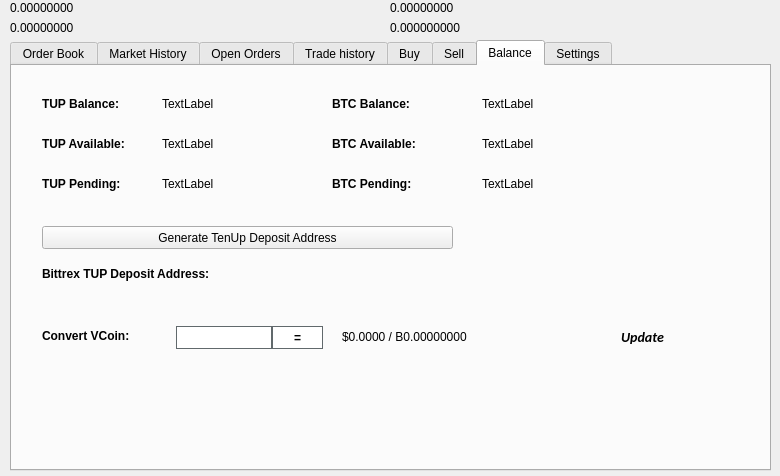
Qt form src/qt/forms/tradingdialog.ui (wealth-coin/TenUp) before a commit.
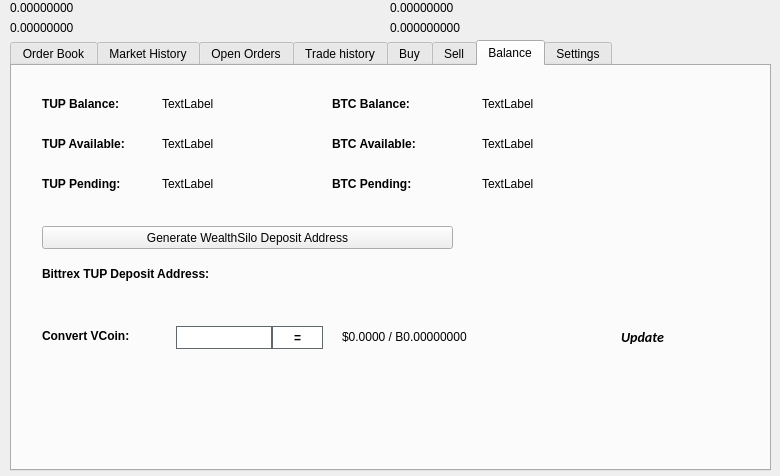
The same form after that commit. The open tabs and pages were chosen to show the change. Icons and pictures are not drawn.

The edit to the form file:
```diff
--- a/src/qt/forms/tradingdialog.ui
+++ b/src/qt/forms/tradingdialog.ui
@@ -2941,7 +2941,7 @@
       </rect>
      </property>
      <property name="text">
-      <string>Generate TenUp Deposit Address</string>
+      <string>Generate WealthSilo Deposit Address</string>
      </property>
      <property name="icon">
       <iconset resource="../tenup.qrc">
```
